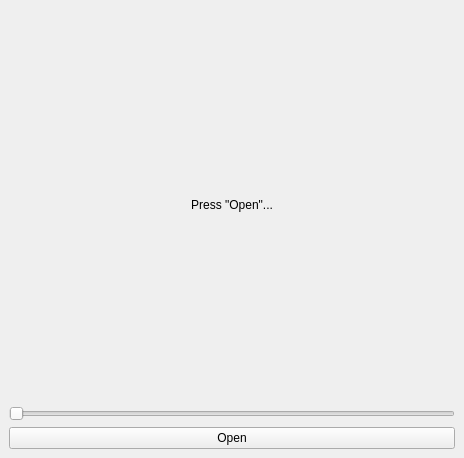
Old version of the form Module-38/Task-3/mainwindow.ui in the repository DarkHunteR73/Skillbox.
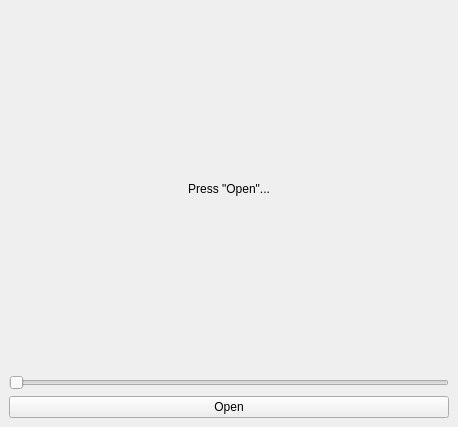
New version of the form.

```diff
--- a/Module-38/Task-3/mainwindow.ui
+++ b/Module-38/Task-3/mainwindow.ui
@@ -6,8 +6,8 @@
    <rect>
     <x>0</x>
     <y>0</y>
-    <width>464</width>
-    <height>458</height>
+    <width>458</width>
+    <height>427</height>
    </rect>
   </property>
   <property name="sizePolicy">
@@ -38,6 +38,9 @@
       </item>
       <item>
        <widget class="QSlider" name="horizontalSlider">
+        <property name="enabled">
+         <bool>false</bool>
+        </property>
         <property name="maximum">
          <number>10</number>
         </property>
```
Left out of the diff: 29 changed lines with no effect on the pictures.
